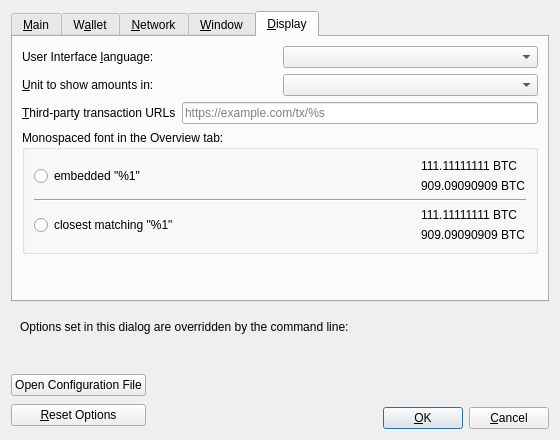
This is src/qt/forms/optionsdialog.ui in CoinBlack/blackcoin-more as Qt 5 draws it before an edit. The edited form follows.
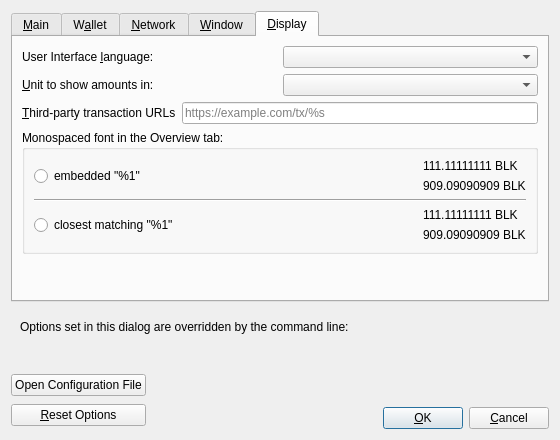
This is the edited form. The open tabs and pages were chosen to show the change. Custom widgets are drawn as their Qt base class.

```diff
--- a/src/qt/forms/optionsdialog.ui
+++ b/src/qt/forms/optionsdialog.ui
@@ -846,14 +846,14 @@
               <item>
                <widget class="QLabel" name="embeddedFont_label_1">
                 <property name="text">
-                 <string notr="true">111.11111111 BTC</string>
+                 <string notr="true">111.11111111 BLK</string>
                 </property>
                </widget>
               </item>
               <item>
                <widget class="QLabel" name="embeddedFont_label_9">
                 <property name="text">
-                 <string notr="true">909.09090909 BTC</string>
+                 <string notr="true">909.09090909 BLK</string>
                 </property>
                </widget>
               </item>
@@ -895,14 +895,14 @@
               <item>
                <widget class="QLabel" name="systemFont_label_1">
                 <property name="text">
-                 <string notr="true">111.11111111 BTC</string>
+                 <string notr="true">111.11111111 BLK</string>
                 </property>
                </widget>
               </item>
               <item>
                <widget class="QLabel" name="systemFont_label_9">
                 <property name="text">
-                 <string notr="true">909.09090909 BTC</string>
+                 <string notr="true">909.09090909 BLK</string>
                 </property>
                </widget>
               </item>
```
Left out of the diff: 8 changed lines with no effect on the pictures.
